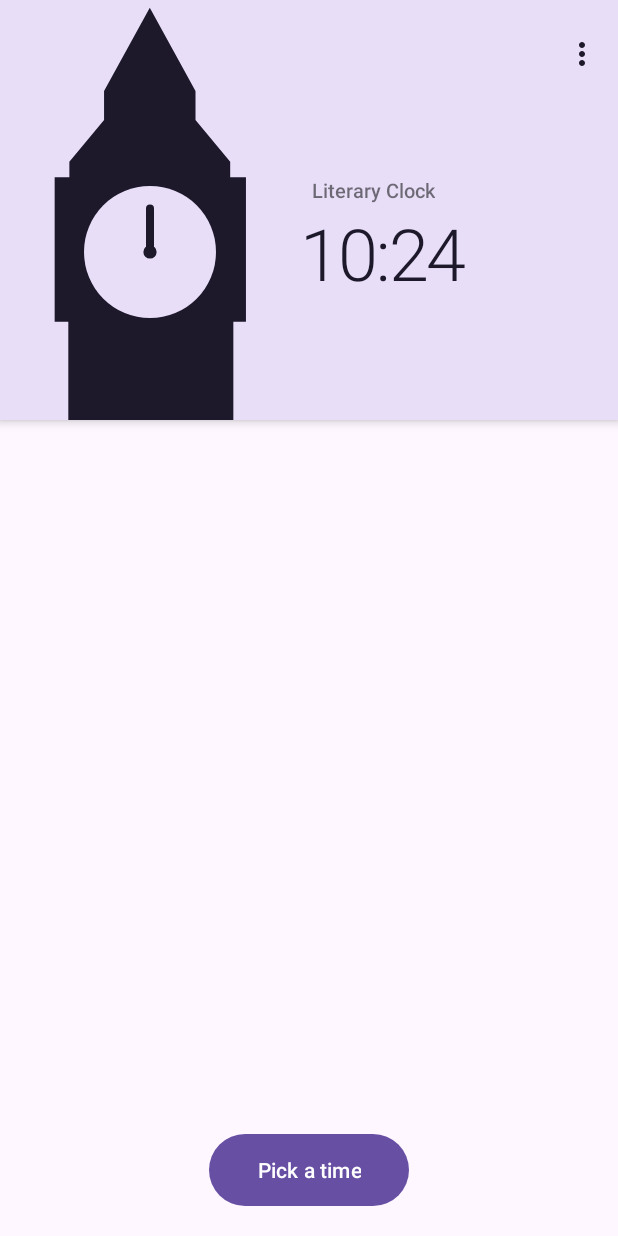
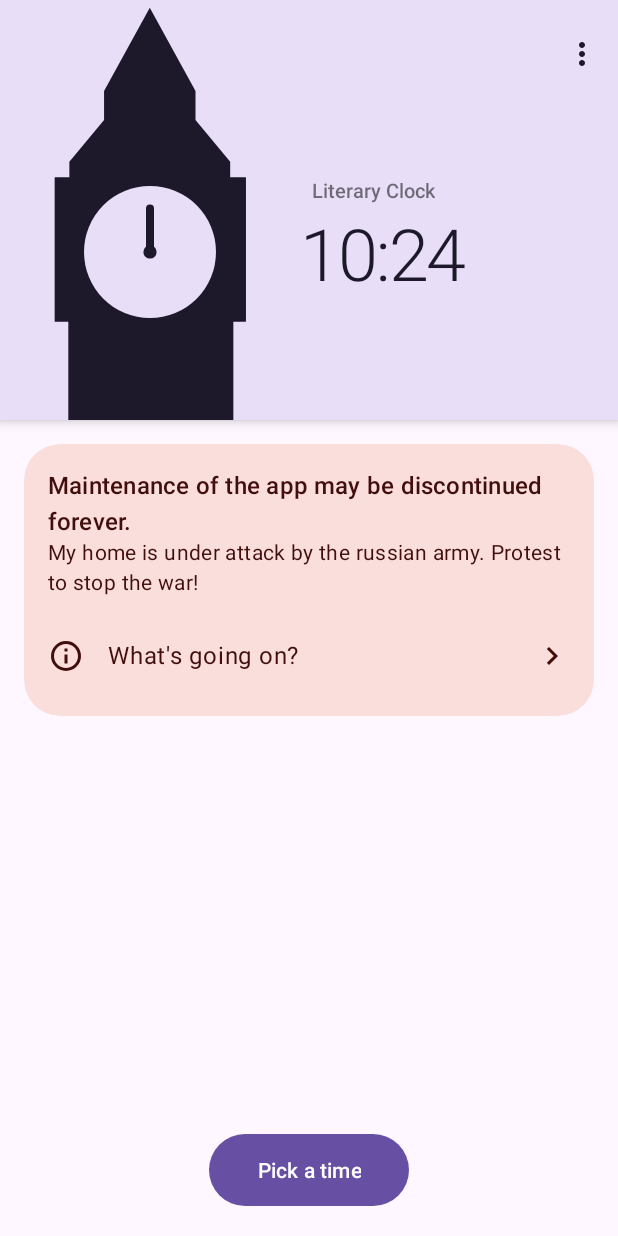
Before and after one commit to AChep/literaryclock, an Android app: the screen it shows after launch (MainActivity), on a phone screen of 412 x 824 dp. Run offline under Robolectric (Android 15) with nearby library versions, the phone set to English and light mode, and no system bars; our stand-ins replace Firebase (no records; nobody signed in at launch, a user with empty details on screens opened directly); libraries missing offline, so code that uses them is left out: com.artemchep.config, es.dmoral.toasty, io.realm, org.acra, org.acra.annotation and 4 more; 8 statements that could not run were skipped.

Commit message:
Add Russia-Ukraine war banner

```diff
--- /dev/null
+++ b/app/src/main/res/drawable/ic_chevron.xml
@@ -0,0 +1,10 @@
+<vector xmlns:android="http://schemas.android.com/apk/res/android"
+    android:width="24dp"
+    android:height="24dp"
+    android:tint="?attr/colorControlNormal"
+    android:viewportWidth="24"
+    android:viewportHeight="24">
+    <path
+        android:fillColor="#000"
+        android:pathData="M8.59,16.58L13.17,12L8.59,7.41L10,6L16,12L10,18L8.59,16.58Z" />
+</vector>
--- /dev/null
+++ b/app/src/main/res/drawable/ic_outline_info.xml
@@ -0,0 +1,10 @@
+<vector xmlns:android="http://schemas.android.com/apk/res/android"
+    android:width="24dp"
+    android:height="24dp"
+    android:tint="?attr/colorControlNormal"
+    android:viewportWidth="24"
+    android:viewportHeight="24">
+    <path
+        android:fillColor="#000"
+        android:pathData="M11,9H13V7H11M12,20C7.59,20 4,16.41 4,12C4,7.59 7.59,4 12,4C16.41,4 20,7.59 20,12C20,16.41 16.41,20 12,20M12,2A10,10 0 0,0 2,12A10,10 0 0,0 12,22A10,10 0 0,0 22,12A10,10 0 0,0 12,2M11,17H13V11H11V17Z" />
+</vector>
--- a/app/src/main/res/layout/fragment_about.xml
+++ b/app/src/main/res/layout/fragment_about.xml
@@ -95,7 +95,7 @@
                 android:layout_width="wrap_content"
                 android:layout_height="wrap_content"
                 android:layout_marginStart="16dp"
-                android:text="Artem Chepurnoy"
+                android:text="Artem Chepurnoy \uD83C\uDDFA\uD83C\uDDE6"
                 android:textAppearance="?textAppearanceTitleMedium"
                 app:layout_constraintBottom_toBottomOf="@id/authorAvatarImageView"
                 app:layout_constraintStart_toEndOf="@id/authorAvatarImageView"
--- a/app/src/main/res/layout/fragment_main.xml
+++ b/app/src/main/res/layout/fragment_main.xml
@@ -94,16 +94,93 @@
         android:layout_height="@dimen/app_bar_height__expanded"
         app:layout_constraintTop_toTopOf="parent" />
 
-    <androidx.recyclerview.widget.RecyclerView
-        android:id="@+id/recyclerView"
+    <androidx.core.widget.NestedScrollView
+        android:id="@+id/scrollView"
         android:layout_width="0dp"
         android:layout_height="0dp"
-        android:clipToPadding="false"
-        android:paddingTop="@dimen/frame_margin_vertical"
         app:layout_constraintBottom_toBottomOf="parent"
         app:layout_constraintEnd_toEndOf="parent"
         app:layout_constraintStart_toStartOf="parent"
-        app:layout_constraintTop_toBottomOf="@id/barrier" />
+        app:layout_constraintTop_toBottomOf="@id/barrier">
+
+        <LinearLayout
+            android:layout_width="match_parent"
+            android:layout_height="wrap_content"
+            android:orientation="vertical">
+
+            <com.google.android.material.card.MaterialCardView
+                android:id="@+id/warContainer"
+                android:layout_width="match_parent"
+                android:layout_height="wrap_content"
+                android:layout_marginStart="16dp"
+                android:layout_marginTop="16dp"
+                android:layout_marginEnd="16dp"
+                android:layout_marginBottom="16dp"
+                app:cardBackgroundColor="?colorErrorContainer"
+                app:cardCornerRadius="24dp"
+                app:cardElevation="0dp"
+                app:strokeWidth="0dp">
+
+                <LinearLayout
+                    android:layout_width="match_parent"
+                    android:layout_height="wrap_content"
+                    android:orientation="vertical"
+                    android:paddingVertical="16dp">
+
+                    <TextView
+                        android:layout_width="match_parent"
+                        android:layout_height="wrap_content"
+                        android:layout_gravity="start|center_vertical"
+                        android:background="?selectableItemBackground"
+                        android:gravity="center_vertical"
+                        android:paddingStart="16dp"
+                        android:paddingEnd="16dp"
+                        android:text="@string/war_title"
+                        android:textAppearance="?textAppearanceTitleMedium"
+                        android:textColor="?colorOnErrorContainer" />
+
+                    <TextView
+                        android:layout_width="match_parent"
+                        android:layout_height="wrap_content"
+                        android:layout_gravity="start|center_vertical"
+                        android:background="?selectableItemBackground"
+                        android:gravity="center_vertical"
+                        android:paddingStart="16dp"
+                        android:paddingEnd="16dp"
+                        android:text="@string/war_text"
+                        android:textAppearance="?textAppearanceBodyMedium"
+                        android:textColor="?colorOnErrorContainer" />
+
+                    <TextView
+                        android:id="@+id/warLearnMoreBtn"
+                        android:layout_width="match_parent"
+                        android:layout_height="wrap_content"
+                        android:layout_marginTop="16dp"
+                        android:background="?selectableItemBackground"
+                        android:drawablePadding="16dp"
+                        android:paddingHorizontal="16dp"
+                        android:paddingTop="12dp"
+                        android:paddingBottom="12dp"
+                        android:text="@string/war_learn_more"
+                        android:textAppearance="?textAppearanceBodyLarge"
+                        android:textColor="?colorOnErrorContainer"
+                        app:drawableEndCompat="@drawable/ic_chevron"
+                        app:drawableStartCompat="@drawable/ic_outline_info"
+                        app:drawableTint="?colorOnErrorContainer" />
+
+                </LinearLayout>
+
+            </com.google.android.material.card.MaterialCardView>
+
+            <androidx.recyclerview.widget.RecyclerView
+                android:id="@+id/recyclerView"
+                android:layout_width="match_parent"
+                android:layout_height="wrap_content"
+                android:clipToPadding="false"
+                android:nestedScrollingEnabled="false" />
+
+        </LinearLayout>
+    </androidx.core.widget.NestedScrollView>
 
     <com.google.android.material.progressindicator.LinearProgressIndicator
         android:id="@+id/progressBar"
--- /dev/null
+++ b/app/src/main/res/values/strings_war.xml
@@ -0,0 +1,8 @@
+<resources>
+
+    <string name="war_title" translatable="false">Maintenance of the app may be discontinued forever.</string>
+    <string name="war_text" translatable="false">My home is under attack by the russian army. Protest to stop the war!</string>
+    <string name="war_learn_more" translatable="false">What\'s going on?</string>
+    <string name="war_learn_more_url" translatable="false">https://www.youtube.com/watch?v=si1ZdU3wYr8</string>
+
+</resources>
--- a/build.gradle.kts
+++ b/build.gradle.kts
@@ -5,7 +5,7 @@ buildscript {
     }
 
     dependencies {
-        classpath("com.android.tools.build:gradle:7.1.1")
+        classpath("com.android.tools.build:gradle:7.1.2")
         classpath("io.realm:realm-gradle-plugin:10.7.0")
         classpath("com.google.gms:google-services:4.3.10")
         classpath("androidx.navigation:navigation-safe-args-gradle-plugin:$ANDROIDARCH_NAVIGATION_VERSION")
```
Also changed, not shown: gradle/wrapper/gradle-wrapper.properties, 1 other file.
